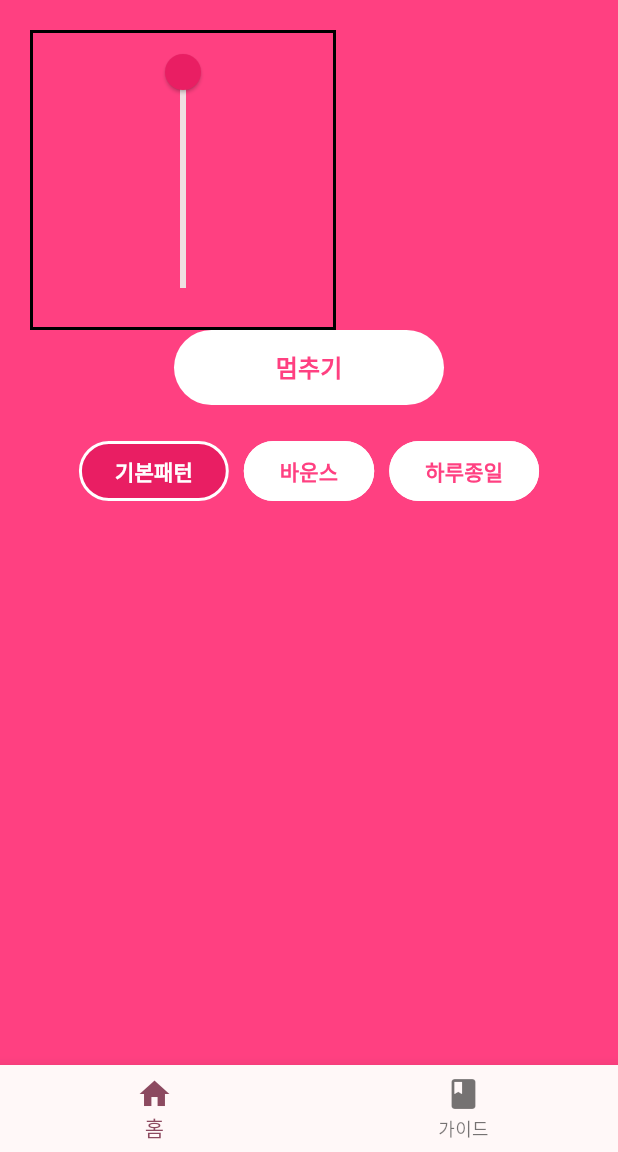
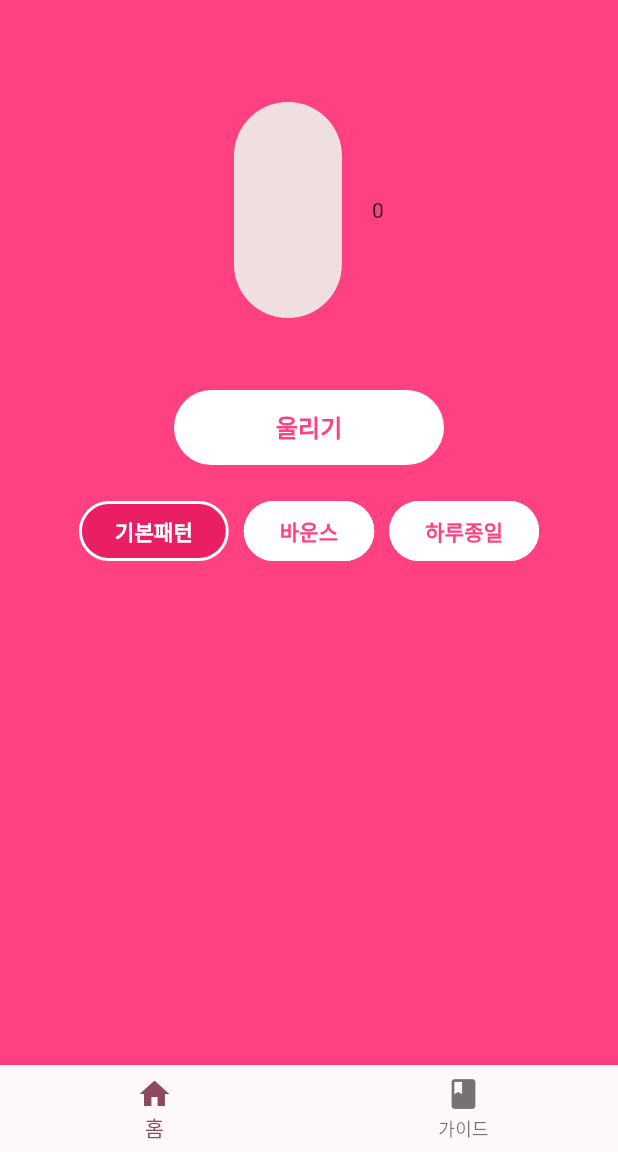
Before and after one commit to wdjty326/flutter-vibration-app, a Flutter app: the screen it shows after launch, after a tap on "울리기", on a phone screen of 412 x 824 dp, the part 84-1236 px from its top. Run offline on Flutter 3.47's test engine with Material 2 defaults, Android fonts, the phone set to English and light mode, and no system bars; our stand-ins replace vibration.

Commit message:
FIX(custom): 진동 조절처리 및 오류 추가처리 수정

```diff
--- a/lib/main.dart
+++ b/lib/main.dart
@@ -32,38 +32,14 @@ class MyHomePage extends StatefulWidget {
   State<MyHomePage> createState() => _MyHomePageState();
 }
 
-class _MyHomePageState extends State<MyHomePage> with WidgetsBindingObserver {
+class _MyHomePageState extends State<MyHomePage> {
   int _selectedIndex = 0;
 
   void _onItemTapped(int index) {
     setState(() {
+      if (index == 1) CustomVibration.cancel();
       _selectedIndex = index;
     });
-  }
-
-  @override
-  void initState() {
-    super.initState();
-    WidgetsBinding.instance.addObserver(this);
-  }
-
-  @override
-  void dispose() {
-    super.dispose();
-    WidgetsBinding.instance.removeObserver(this);
-  }
-
-  @override
-  void didChangeAppLifecycleState(AppLifecycleState state) async {
-    super.didChangeAppLifecycleState(state);
-    debugPrint('life state:${state.toString()}');
-    bool isVibrate = await CustomVibration.hasVibrator();
-    switch (state) {
-      case AppLifecycleState.inactive:
-        if (isVibrate) CustomVibration.cancel();
-        break;
-      default:
-    }
   }
 
   @override
@@ -78,7 +54,8 @@ class _MyHomePageState extends State<MyHomePage> with WidgetsBindingObserver {
       body: Container(
           //width: double.infinity,
           margin: const EdgeInsets.all(20),
-          child: _selectedIndex == 0 ? const HomeScreen() : GuideScreen()),
+          child:
+              _selectedIndex == 0 ? const HomeScreen() : const GuideScreen()),
       bottomNavigationBar: BottomNavigationBar(
         items: const <BottomNavigationBarItem>[
           BottomNavigationBarItem(
--- a/lib/screens/home.dart
+++ b/lib/screens/home.dart
@@ -10,10 +10,37 @@ class HomeScreen extends StatefulWidget {
   State<HomeScreen> createState() => _HomeScreenState();
 }
 
-class _HomeScreenState extends State<HomeScreen> {
+class _HomeScreenState extends State<HomeScreen> with WidgetsBindingObserver {
   double _amplitude = 0;
   CustomVibrationPattern _pattern = CustomVibrationPattern.normal;
   bool _isVibrate = false;
+
+  @override
+  void initState() {
+    super.initState();
+    WidgetsBinding.instance.addObserver(this);
+  }
+
+  @override
+  void dispose() {
+    super.dispose();
+    WidgetsBinding.instance.removeObserver(this);
+  }
+
+  @override
+  void didChangeAppLifecycleState(AppLifecycleState state) async {
+    super.didChangeAppLifecycleState(state);
+    debugPrint('life state:${state.toString()}');
+    bool isVibrate = await CustomVibration.hasVibrator();
+    switch (state) {
+      case AppLifecycleState.inactive:
+      case AppLifecycleState.paused:
+        if (isVibrate) CustomVibration.cancel();
+        _isVibrate = false;
+        break;
+      default:
+    }
+  }
 
   void updateAmplitude(double value) {
     setState(() {
@@ -26,15 +53,18 @@ class _HomeScreenState extends State<HomeScreen> {
     return Column(
       children: <Widget>[
         Row(
+          mainAxisAlignment: MainAxisAlignment.center,
           children: <Widget>[
-            //const Text('진동 세기',
-            //    textAlign: TextAlign.left,
-            //    style: TextStyle(
-            //      color: Colors.white70,
-            //      fontSize: 20,
-            //      fontWeight: FontWeight.bold,
-            //    )),
             CustomSlider(_amplitude, updateAmplitude),
+            Container(
+              //padding: const EdgeInsets.all(10),
+              margin: const EdgeInsets.only(left: 20.0),
+              decoration: const BoxDecoration(
+                  borderRadius: BorderRadius.all(Radius.circular(20)),
+                  color: Color(0xFFFFFF)),
+              //color: Colors.white,
+              child: Text((_amplitude ~/ 51).toInt().toString()),
+            )
           ],
         ),
         TextButton(
@@ -48,8 +78,9 @@ class _HomeScreenState extends State<HomeScreen> {
                 return;
               }
 
-              CustomVibration.vibrate(_amplitude.round());
-              _isVibrate = true;
+              if (CustomVibration.vibrate(_amplitude.round())) {
+                _isVibrate = true;
+              }
             });
           },
           style: TextButton.styleFrom(
--- a/lib/utilities/customVibration.dart
+++ b/lib/utilities/customVibration.dart
@@ -56,14 +56,18 @@ class CustomVibration {
     return _isVibrate;
   }
 
-  static void vibrate(int amplitude) {
+  static bool vibrate(int amplitude) {
     debugPrint('vibate@${amplitude.toString()}');
-
+    if (amplitude == 0) return false; // 진동이 0이면 실행하지 않음
     if (!_isVibrate) {
       Vibration.vibrate(
-          pattern: _pattern.patternList, repeat: 1, amplitude: amplitude);
+          pattern: _pattern.patternList,
+          repeat: 1,
+          amplitude: amplitude,
+          intensities: [0, amplitude]);
     }
     _isVibrate = true;
+    return true;
   }
 
   static void pattern(CustomVibrationPattern pattern) {
@@ -71,9 +75,12 @@ class CustomVibration {
   }
 
   static void cancel() {
-    debugPrint('cacnel');
-
-    if (_isVibrate) Vibration.cancel();
+    debugPrint('cancel');
+    try {
+      if (_isVibrate) Vibration.cancel();
+    } on Exception catch (e) {
+      debugPrint('cancel:$e');
+    }
     _isVibrate = false;
   }
 }
--- a/lib/widgets/customSlider.dart
+++ b/lib/widgets/customSlider.dart
@@ -10,37 +10,29 @@ class CustomSlider extends StatelessWidget {
 
   @override
   Widget build(BuildContext context) {
-    return SliderTheme(
+    return Padding(
+      padding: const EdgeInsets.only(top: 20.0, bottom: 20.0),
+      child: RotatedBox(
+        quarterTurns: 3,
+        child: SliderTheme(
           data: SliderTheme.of(context).copyWith(
             //activeTrackColor: Colors.blue,
             //inactiveTrackColor: Colors.blue,
-        trackShape: RectangularSliderTrackShape(),
-        trackHeight: 4.0,
-        //thumbColor: Colors.blueAccent,
-        thumbShape: RoundSliderThumbShape(enabledThumbRadius: 12.0),
+            trackHeight: 72,
             overlayColor: Colors.red.withAlpha(32),
+            trackShape: RoundedRectSliderTrackShape(),
+            thumbShape: RoundSliderThumbShape(enabledThumbRadius: 0),
             overlayShape: RoundSliderOverlayShape(overlayRadius: 28.0),
+            //valueIndicatorShape: RoundSliderOverlayShape()
           ),
-      child: Container(
-        height: 200,
-        decoration: BoxDecoration(
-            // 레이아웃확인용 코드
-            border: Border(
-                bottom: BorderSide(width: 2),
-                top: BorderSide(width: 2),
-                right: BorderSide(width: 2),
-                left: BorderSide(width: 2))),
-        child: Transform(
-          alignment: FractionalOffset.center,
-          transform: Matrix4.identity()..rotateZ(90 * 3.1415927 / 180),
           child: Slider(
-            min: 1.0,
+            min: 0.0,
             max: 255.0,
             value: _currentSliderValue,
-            divisions: 51,
-            label: _currentSliderValue.round().toString(),
+            divisions: 5,
+            //label: (_currentSliderValue ~/ 51.0).toInt().toString(),
             onChanged: onChanged,
-            activeColor: Colors.pink,
+            //activeColor: Colors.pink,
           ),
         ),
       ),
```
Lines whose indentation alone changed are shown as unchanged.
